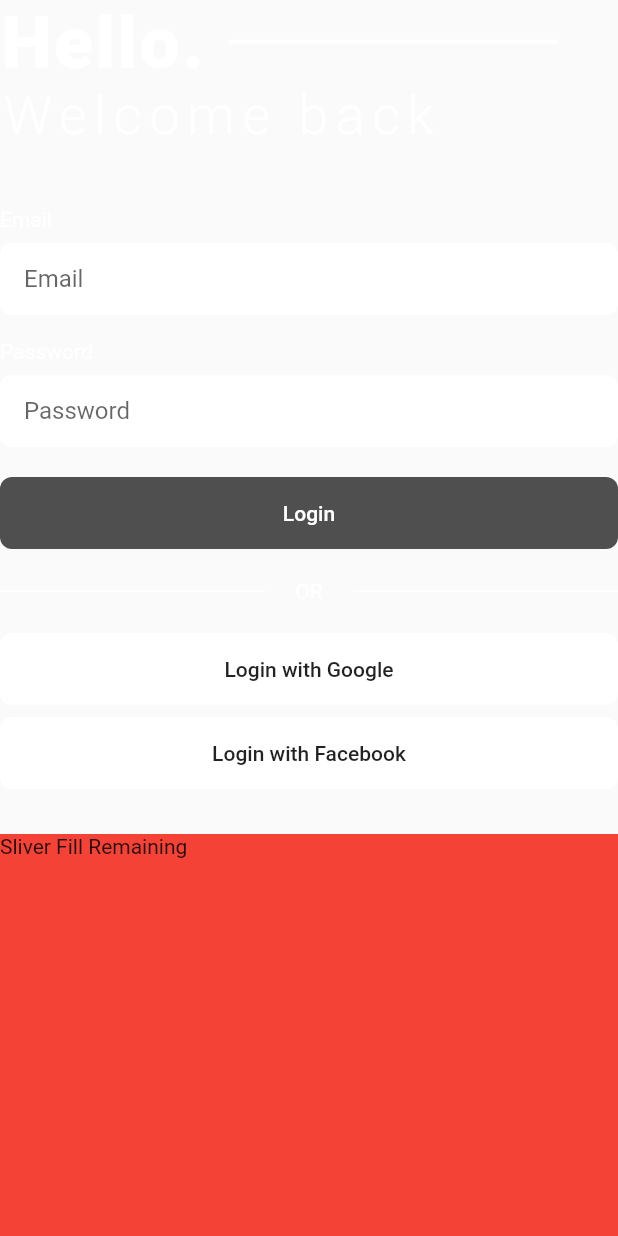
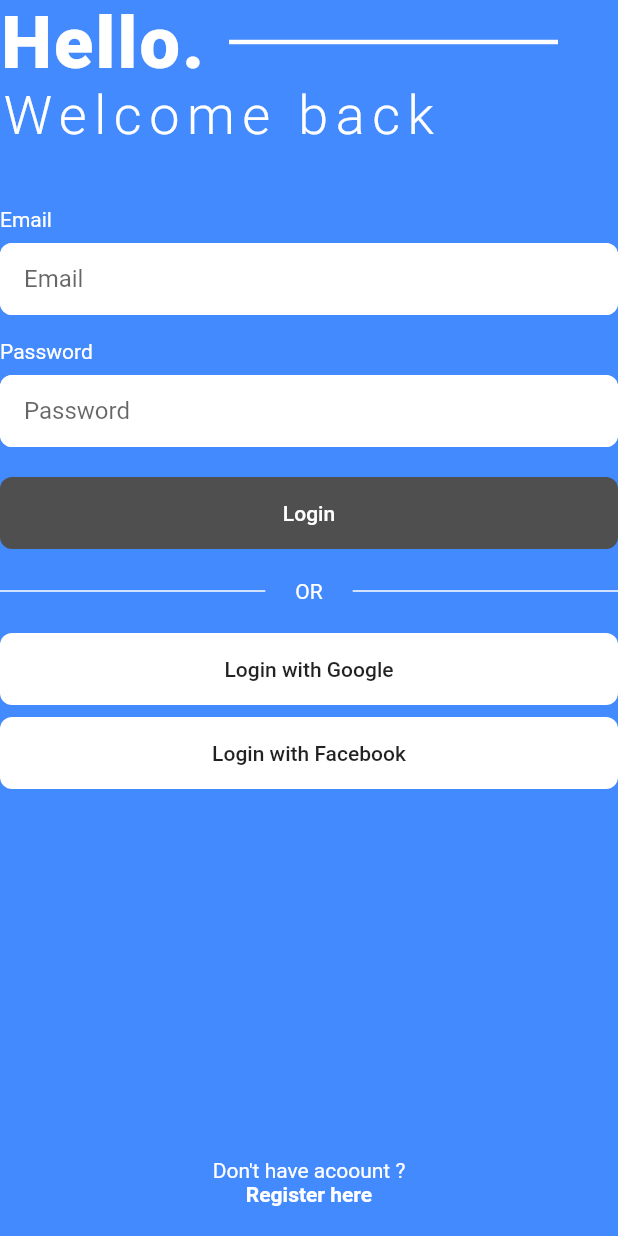
Before and after one commit to fikrykri/flutter_firebase_auth, a Flutter app: the screen it shows after launch, on a phone screen of 412 x 824 dp. Run offline on Flutter 3.47's test engine with Material 2 defaults, Android fonts, the phone set to English and light mode, and no system bars.

Commit message:
create ui on the SliverFillRemaining()

```diff
--- a/lib/login_page.dart
+++ b/lib/login_page.dart
@@ -1,9 +1,11 @@
 import 'package:flutter/material.dart';
+import 'package:flutter_firebase_auth/register_page.dart';
 
 class LoginPage extends StatelessWidget {
   @override
   Widget build(BuildContext context) {
     return Scaffold(
+      backgroundColor: Colors.blueAccent,
       body: SafeArea(
           child: CustomScrollView(
         slivers: [
@@ -171,8 +173,30 @@ class LoginPage extends StatelessWidget {
           SliverFillRemaining(
             hasScrollBody: false,
             child: Container(
-              color: Colors.red,
-              child: Text("Sliver Fill Remaining"),
+              alignment: Alignment.bottomCenter,
+              margin: EdgeInsets.only(bottom: 20),
+              child: Column(
+                mainAxisSize: MainAxisSize.min,
+                children: [
+                  Text(
+                    'Don\'t have acoount ?',
+                    style: TextStyle(color: Colors.white),
+                  ),
+                  GestureDetector(
+                    onTap: () {
+                      Navigator.push(
+                          context,
+                          MaterialPageRoute(
+                              builder: (context) => RegisterPage()));
+                    },
+                    child: Text(
+                      "Register here",
+                      style: TextStyle(
+                          color: Colors.white, fontWeight: FontWeight.w700),
+                    ),
+                  )
+                ],
+              ),
             ),
           )
         ],
```
